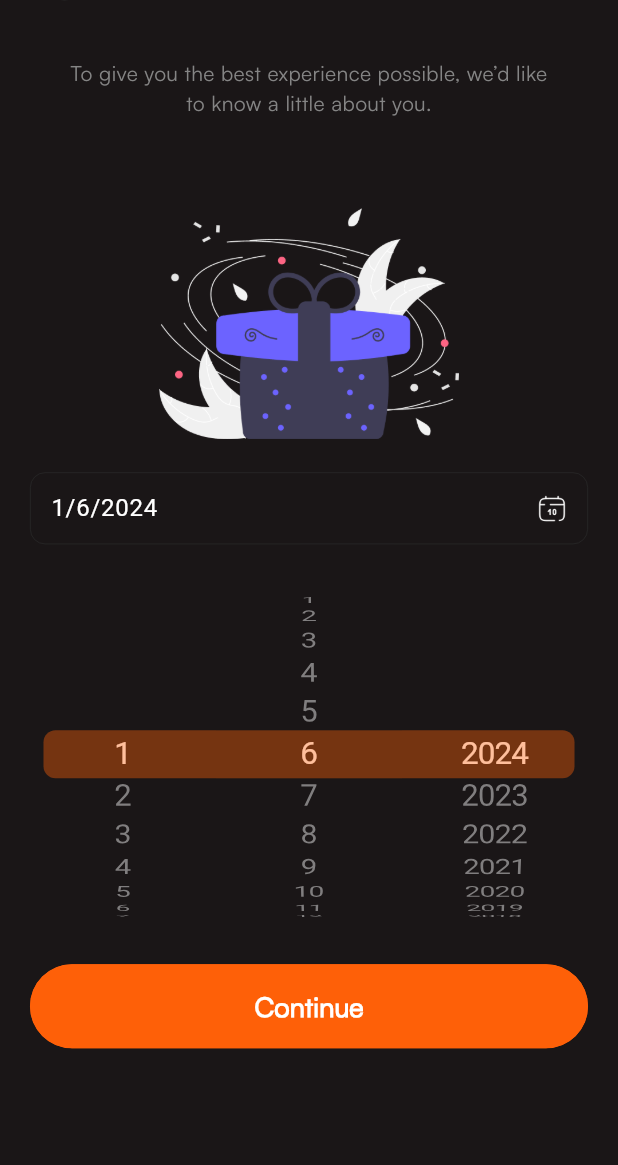
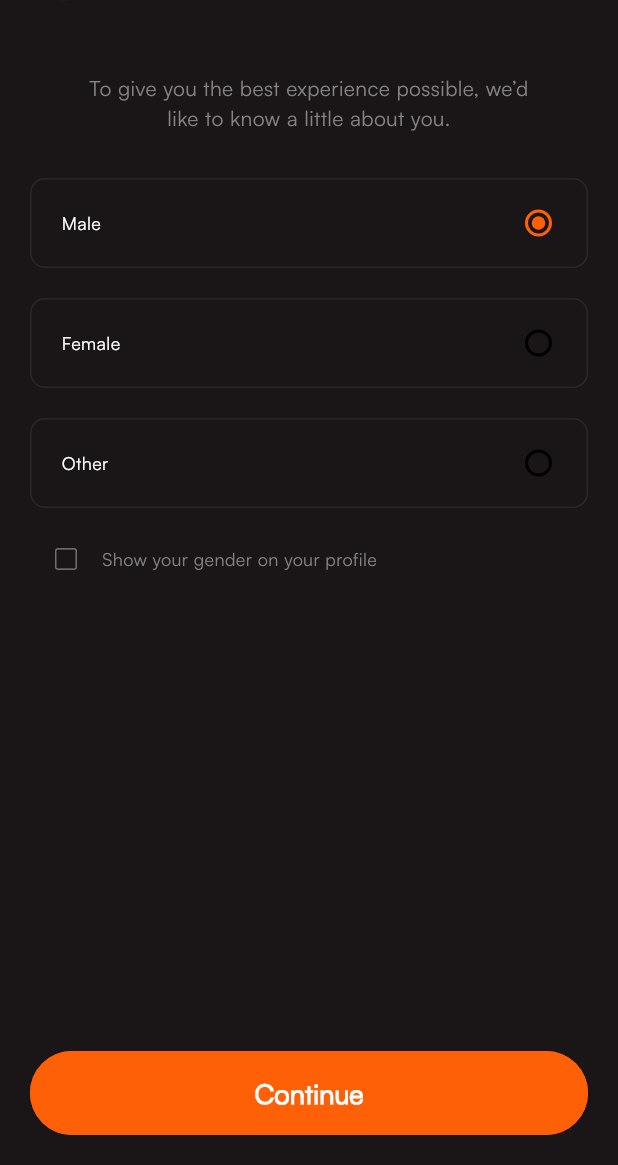
Before and after one commit to thenaijadev/matchup, a Flutter app: the DateOfBirthScreen screen opened by its route, after a tap on "Continue", on a phone screen of 412 x 824 dp, the part 71-1236 px from its top. Run offline on Flutter 3.47's test engine with Material 3 defaults, Android fonts, the phone set to English and light mode, and no system bars; our stand-ins replace bloc, country_picker, dio, equatable, flutter_bloc; missing offline and left inert: data_connection_checker_tv.

```diff
--- a/lib/config/router/app_router.dart
+++ b/lib/config/router/app_router.dart
@@ -3,6 +3,9 @@ import 'package:matchup/config/router/routes.dart';
 import 'package:matchup/core/widgets/error_screen.dart';
 import 'package:matchup/features/auth/presentation/screens/create_account_screen.dart';
 import 'package:matchup/features/auth/presentation/screens/date_of_birth_screen.dart';
+import 'package:matchup/features/auth/presentation/screens/gender_screen.dart';
+import 'package:matchup/features/auth/presentation/screens/location_search_screen.dart';
+import 'package:matchup/features/auth/presentation/screens/profile_image_choice.dart';
 import 'package:matchup/features/onboarding/screens/onboarding_screen.dart';
 import 'package:matchup/features/onboarding/screens/splash_screen.dart';
 
@@ -25,6 +28,18 @@ class AppRouter {
         return MaterialPageRoute(
           builder: (_) => const DateOfBirthScreen(),
         );
+      case Routes.genderChoice:
+        return MaterialPageRoute(
+          builder: (_) => const GenderChoiceScreen(),
+        );
+      case Routes.locationSearch:
+        return MaterialPageRoute(
+          builder: (_) => const LocationSearchScreen(),
+        );
+      case Routes.addProfileImage:
+        return MaterialPageRoute(
+          builder: (_) => const ProfileImageChoiceScreen(),
+        );
       default:
         return MaterialPageRoute(
           builder: (_) => const ErrorScreen(),
--- a/lib/config/router/routes.dart
+++ b/lib/config/router/routes.dart
@@ -6,6 +6,9 @@ class Routes {
   static const String onboardingScreen = '/onboardingScreen';
   static const String createAccount = '/createAccount';
   static const String dateOfBirth = '/dateOfBirth';
+  static const String genderChoice = '/genderChoice';
+  static const String locationSearch = '/locationSearch';
+  static const String addProfileImage = '/addProfileImage';
 
   static const String phoneNumber = '/phoneNumber';
   static const String otpVerification = '/otpVerification';
--- a/lib/core/widgets/horizontal_divider.dart
+++ b/lib/core/widgets/horizontal_divider.dart
@@ -16,7 +16,7 @@ class HorizontalDivider extends StatelessWidget {
       padding: EdgeInsets.symmetric(vertical: paddingVertical),
       child: Container(
         height: thickness,
-        color: color,
+        color: Theme.of(context).colorScheme.secondary,
       ),
     );
   }
--- a/lib/core/widgets/input_field_widget.dart
+++ b/lib/core/widgets/input_field_widget.dart
@@ -119,7 +119,7 @@ class InputFieldWidget extends StatelessWidget {
             enabledBorder: OutlineInputBorder(
               borderSide: const BorderSide(
                 color: Color(0xff282828),
-                width: 0.5,
+                width: 1,
               ),
               borderRadius: BorderRadius.circular(enabledBorderRadius),
             ),
--- a/lib/features/auth/presentation/screens/create_account_screen.dart
+++ b/lib/features/auth/presentation/screens/create_account_screen.dart
@@ -16,7 +16,7 @@ class CreateAccountScreen extends StatefulWidget {
 class _CreateAccountScreenState extends State<CreateAccountScreen> {
   bool obscureText = false;
   String? countryFlag = "🇳🇬";
-  String? countryCode = "+234";
+  String? countryCode = "234";
 
   bool? acceptTerms = false;
   @override
--- a/lib/features/auth/presentation/screens/date_of_birth_screen.dart
+++ b/lib/features/auth/presentation/screens/date_of_birth_screen.dart
@@ -1,5 +1,6 @@
 import 'package:flutter/cupertino.dart';
 import 'package:flutter/material.dart';
+import 'package:matchup/config/router/routes.dart';
 import 'package:matchup/core/widgets/input_field_widget.dart';
 import 'package:matchup/core/widgets/primary_button.dart';
 import 'package:matchup/core/widgets/text_widget.dart';
@@ -103,7 +104,11 @@ class _DateOfBirthScreenState extends State<DateOfBirthScreen> {
                   onChanged: (val) {}),
               SizedBox(height: 280, child: _buildDatePicker(context)),
               PrimaryButton(
-                  label: "Continue", onPressed: () {}, isEnabled: true)
+                  label: "Continue",
+                  onPressed: () {
+                    Navigator.pushNamed(context, Routes.genderChoice);
+                  },
+                  isEnabled: true)
             ],
           ),
         ),
@@ -173,7 +178,7 @@ class _DateOfBirthScreenState extends State<DateOfBirthScreen> {
                 _selectedYear = _selectedDate.year - value;
                 controller.text =
                     '$_selectedDay/$_selectedMonth/$_selectedYear';
-                updateDayList(); // Update days based on new year and month
+                updateDayList();
               });
             },
             children: List.generate(
@@ -187,15 +192,13 @@ class _DateOfBirthScreenState extends State<DateOfBirthScreen> {
   }
 
   void updateDayList() {
-    // Update the list of days based on the selected month and year
-    setState(() {}); // Force rebuild to reflect changes
+    setState(() {});
   }
 
   int getDaysInMonth(int year, int month) {
-    // Function to calculate the number of days in a month (considering leap years)
     if (month == 2) {
       if (year % 4 == 0 && (year % 100 != 0 || year % 400 == 0)) {
-        return 29; // Leap year
+        return 29;
       } else {
         return 28;
       }
--- /dev/null
+++ b/lib/features/auth/presentation/screens/gender_screen.dart
@@ -0,0 +1,204 @@
+import 'package:flutter/material.dart';
+import 'package:matchup/config/router/routes.dart';
+import 'package:matchup/core/widgets/primary_button.dart';
+import 'package:matchup/core/widgets/text_widget.dart';
+
+class GenderChoiceScreen extends StatefulWidget {
+  const GenderChoiceScreen({super.key});
+
+  @override
+  State<GenderChoiceScreen> createState() => _GenderChoiceScreenState();
+}
+
+class _GenderChoiceScreenState extends State<GenderChoiceScreen> {
+  int choice = 1;
+  bool showGender = false;
+  @override
+  Widget build(BuildContext context) {
+    return Scaffold(
+      backgroundColor: Theme.of(context).colorScheme.background,
+      appBar: AppBar(
+        backgroundColor: Theme.of(context).colorScheme.background,
+        leading: Transform.translate(
+          offset: const Offset(15, 0),
+          child: Transform.scale(
+            scale: 0.7,
+            child: GestureDetector(
+              onTap: () => Navigator.pop(context),
+              child: Container(
+                padding: const EdgeInsets.all(15),
+                decoration: BoxDecoration(
+                  borderRadius: BorderRadius.circular(100),
+                  border: Border.all(color: const Color(0xff282828), width: 2),
+                ),
+                child: Image.asset(
+                  "assets/images/arrow_back_dark.png",
+                ),
+              ),
+            ),
+          ),
+        ),
+        centerTitle: true,
+        title: TextWidget(
+          text: "Set up your account",
+          fontSize: 22,
+          fontWeight: FontWeight.w500,
+          color: Theme.of(context).colorScheme.inversePrimary,
+        ),
+      ),
+      body: Padding(
+        padding: const EdgeInsets.all(20.0),
+        child: Column(
+          children: [
+            Padding(
+              padding:
+                  const EdgeInsets.symmetric(horizontal: 30.0, vertical: 20),
+              child: TextWidget(
+                  textAlign: TextAlign.center,
+                  color: Theme.of(context).colorScheme.secondary,
+                  text:
+                      "To give you the best experience possible, we’d like to know a little about you."),
+            ),
+            GestureDetector(
+              onTap: () {
+                setState(() {
+                  choice = 1;
+                });
+              },
+              child: Container(
+                margin: const EdgeInsets.symmetric(vertical: 10),
+                width: double.infinity,
+                padding: const EdgeInsets.symmetric(horizontal: 20, vertical: 5)
+                    .copyWith(right: 8),
+                decoration: BoxDecoration(
+                    borderRadius: BorderRadius.circular(10),
+                    border: Border.all(
+                      color: const Color(0xff282828),
+                    )),
+                child: Row(
+                  mainAxisAlignment: MainAxisAlignment.spaceBetween,
+                  children: [
+                    TextWidget(
+                      text: "Male",
+                      fontSize: 12,
+                      color: Theme.of(context).colorScheme.inversePrimary,
+                    ),
+                    Radio<int>(
+                        value: 1,
+                        groupValue: choice,
+                        onChanged: (val) {
+                          setState(() {
+                            choice = 1;
+                          });
+                        })
+                  ],
+                ),
+              ),
+            ),
+            GestureDetector(
+              onTap: () {
+                setState(() {
+                  choice = 2;
+                });
+              },
+              child: Container(
+                margin: const EdgeInsets.symmetric(vertical: 10),
+                width: double.infinity,
+                padding: const EdgeInsets.symmetric(horizontal: 20, vertical: 5)
+                    .copyWith(right: 8),
+                decoration: BoxDecoration(
+                    borderRadius: BorderRadius.circular(10),
+                    border: Border.all(
+                      color: const Color(0xff282828),
+                    )),
+                child: Row(
+                  mainAxisAlignment: MainAxisAlignment.spaceBetween,
+                  children: [
+                    TextWidget(
+                      text: "Female",
+                      fontSize: 12,
+                      color: Theme.of(context).colorScheme.inversePrimary,
+                    ),
+                    Radio<int>(
+                        value: 2,
+                        groupValue: choice,
+                        onChanged: (val) {
+                          setState(() {
+                            choice = 2;
+                          });
+                        })
+                  ],
+                ),
+              ),
+            ),
+            GestureDetector(
+              onTap: () {
+                setState(() {
+                  choice = 3;
+                });
+              },
+              child: Container(
+                margin: const EdgeInsets.symmetric(vertical: 10),
+                width: double.infinity,
+                padding: const EdgeInsets.symmetric(horizontal: 20, vertical: 5)
+                    .copyWith(right: 8),
+                decoration: BoxDecoration(
+                    borderRadius: BorderRadius.circular(10),
+                    border: Border.all(
+                      color: const Color(0xff282828),
+                    )),
+                child: Row(
+                  mainAxisAlignment: MainAxisAlignment.spaceBetween,
+                  children: [
+                    TextWidget(
+                      text: "Other",
+                      fontSize: 12,
+                      color: Theme.of(context).colorScheme.inversePrimary,
+                    ),
+                    Radio<int>(
+                        value: 3,
+                        groupValue: choice,
+                        onChanged: (val) {
+                          setState(() {
+                            choice = val!;
+                          });
+                        })
+                  ],
+                ),
+              ),
+            ),
+            Row(
+              children: [
+                Transform.scale(
+                  scale: 0.8,
+                  child: Checkbox(
+                      value: showGender,
+                      // activeColor: Theme.of(context).colorScheme.secondary,
+                      side: BorderSide(
+                          color: Theme.of(context).colorScheme.secondary),
+                      onChanged: (val) {
+                        setState(() {
+                          showGender = val!;
+                        });
+                      }),
+                ),
+                TextWidget(
+                  text: "Show your gender on your profile",
+                  fontSize: 12,
+                  color: Theme.of(context).colorScheme.secondary,
+                )
+              ],
+            ),
+            const Spacer(),
+            PrimaryButton(
+                label: "Continue",
+                onPressed: () {
+                  Navigator.of(context).pushNamed(Routes.locationSearch);
+                },
+                isEnabled: true)
+          ],
+        ),
+      ),
+    );
+  }
+}
--- a/pubspec.yaml
+++ b/pubspec.yaml
@@ -34,6 +34,7 @@ dependencies:
   animated_splash_screen: ^1.3.0
   country_picker: ^2.0.26
   intl: ^0.19.0
+  image_picker: ^1.1.2
 dev_dependencies:
   flutter_test:
     sdk: flutter
```
Also changed, not shown: lib/features/auth/presentation/screens/location_search_screen.dart (added, +142 -0 lines), lib/features/auth/presentation/screens/profile_image_choice.dart (added, +227 -0 lines), assets/images/camera.png (added), assets/images/photo.png (added), assets/images/pin.png (added), assets/images/profiles.png (added), assets/images/target.png (added), assets/images/upload.png (added), pubspec.lock, 5 other files.
